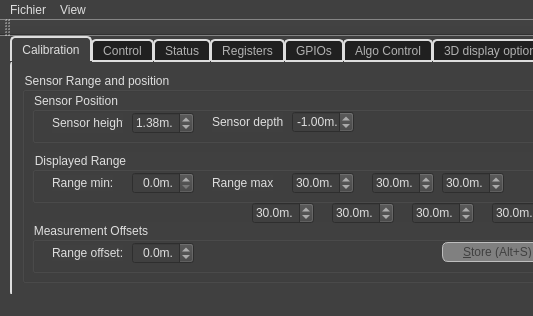
Old version of the form src/AWLQtDemo/awlqtdemo.ui in the repository samanwaya-jena/EVAL-ADAL6110-16-GUI; both pictures show x 0 to 533 and y 0 to 316 of the 1042 by 316 pixel window.
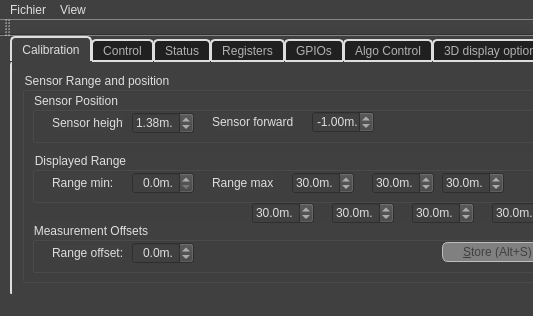
New version of the form. Icons and pictures are not drawn.

Patch:
```diff
--- a/src/AWLQtDemo/awlqtdemo.ui
+++ b/src/AWLQtDemo/awlqtdemo.ui
@@ -891,7 +891,7 @@
        <widget class="QDoubleSpinBox" name="sensorDepthSpinBox">
         <property name="geometry">
          <rect>
-          <x>260</x>
+          <x>280</x>
           <y>19</y>
           <width>62</width>
           <height>22</height>
@@ -921,12 +921,12 @@
          <rect>
           <x>180</x>
           <y>20</y>
-          <width>71</width>
+          <width>81</width>
           <height>20</height>
          </rect>
         </property>
         <property name="text">
-         <string>Sensor depth:</string>
+         <string>Sensor forward:</string>
         </property>
        </widget>
       </widget>
```
